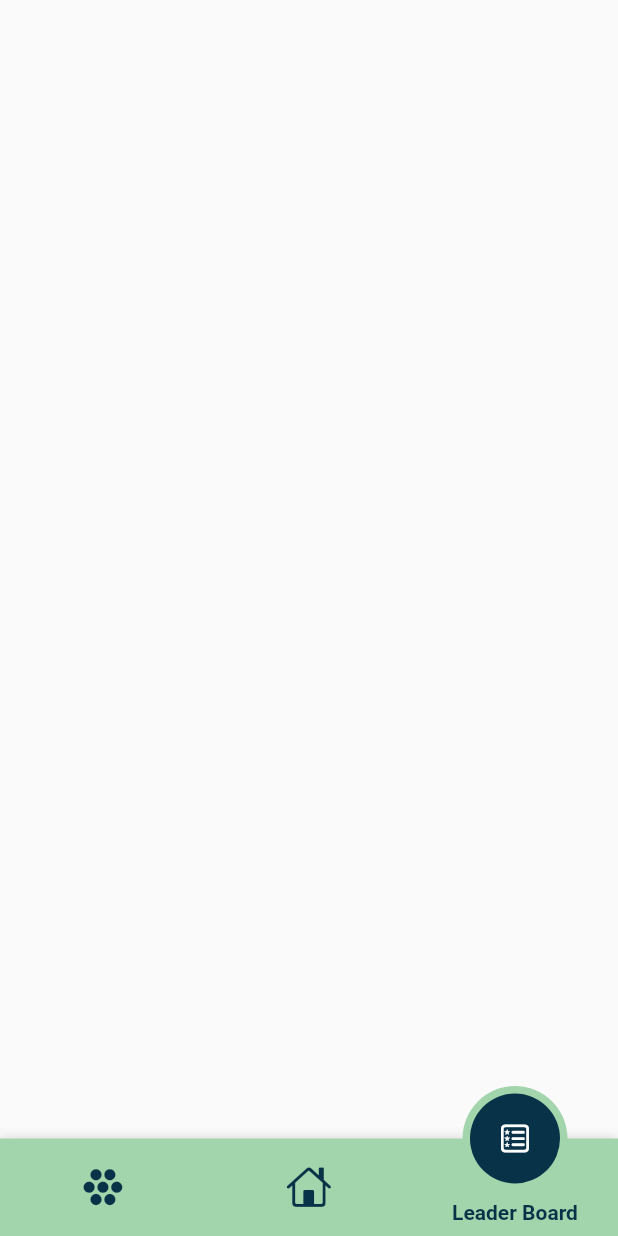
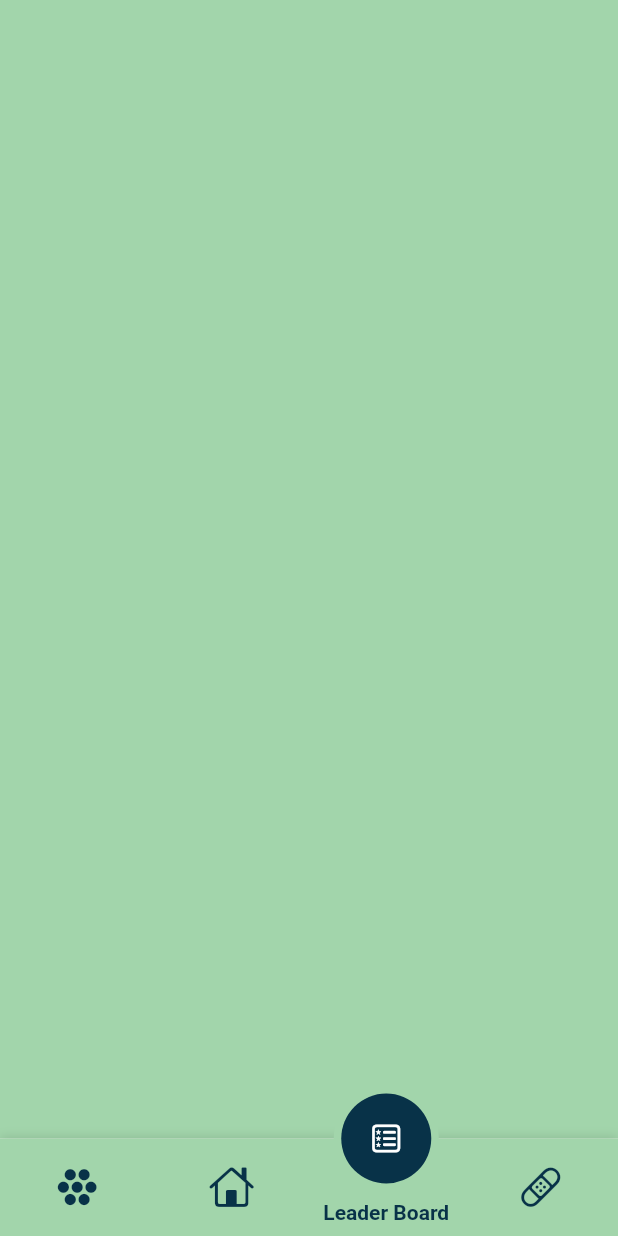
Before and after one commit to lennie-ein/health_and_pacer, a Flutter app: the screen it shows after launch, item 3 of the bottom bar chosen, on a phone screen of 412 x 824 dp. Run offline on Flutter 3.47's test engine with Material 2 defaults, Android fonts, the phone set to English and light mode, and no system bars; drawn by our look-alikes of motion_tab_bar_v2.

Commit message:
Bottom Navigation bar features added

```diff
--- a/lib/UI/homescreen.dart
+++ b/lib/UI/homescreen.dart
@@ -1,5 +1,8 @@
 import 'package:flutter/cupertino.dart';
 import 'package:flutter/material.dart';
+import 'package:healthy_pacer/UI/eventsscreen.dart';
+import 'package:healthy_pacer/UI/healthscreen.dart';
+import 'package:healthy_pacer/UI/leaderboard.dart';
 import 'package:healthy_pacer/Utils/constants.dart';
 import 'package:motion_tab_bar_v2/motion-tab-bar.dart';
 
@@ -19,7 +22,7 @@ class _HomeScreenState extends State<HomeScreen> with TickerProviderStateMixin{
     super.initState();
     _tabController = TabController(
       initialIndex: 1,
-      length: 3,
+      length: 4,
       vsync: this,
     );
   }
@@ -35,11 +38,12 @@ class _HomeScreenState extends State<HomeScreen> with TickerProviderStateMixin{
     return Scaffold(
       bottomNavigationBar: MotionTabBar(
         initialSelectedTab: "Dashboard",
-        labels: const ["Events", "Dashboard", 'Leader Board'],
-        icons: [
+        labels: const ["Events", "Dashboard", 'Leader Board','Health'],
+        icons: const [
           CupertinoIcons.circle_grid_hex_fill,
           CupertinoIcons.home,
-          CupertinoIcons.square_favorites
+          CupertinoIcons.square_favorites,
+          CupertinoIcons.bandage
         ],
         onTabItemSelected: (int value) {
           setState(() {
@@ -52,6 +56,13 @@ class _HomeScreenState extends State<HomeScreen> with TickerProviderStateMixin{
         textStyle: TextStyle(
             color: HealthyColors.HealthyNavy, fontWeight: FontWeight.bold),
       ),
+      body:  TabBarView(children: [
+        const EventScreen(),
+        Column(),
+        const LeaderBoardScreen(),
+        const HealthScreen()
+      ],
+        controller: _tabController,),
     );
   }
 }
--- /dev/null
+++ b/lib/UI/leaderboard.dart
@@ -0,0 +1,18 @@
+import 'package:flutter/material.dart';
+import 'package:healthy_pacer/Utils/constants.dart';
+
+class LeaderBoardScreen extends StatefulWidget {
+  const LeaderBoardScreen({Key? key}) : super(key: key);
+
+  @override
+  State<LeaderBoardScreen> createState() => _LeaderBoardScreenState();
+}
+
+class _LeaderBoardScreenState extends State<LeaderBoardScreen> {
+  @override
+  Widget build(BuildContext context) {
+    return Scaffold(
+      backgroundColor: HealthyColors.HealthyLeafy,
+    );
+  }
+}
```
Also changed, not shown: lib/UI/eventsscreen.dart (added, +15 -0 lines), lib/UI/healthscreen.dart (added, +15 -0 lines).
